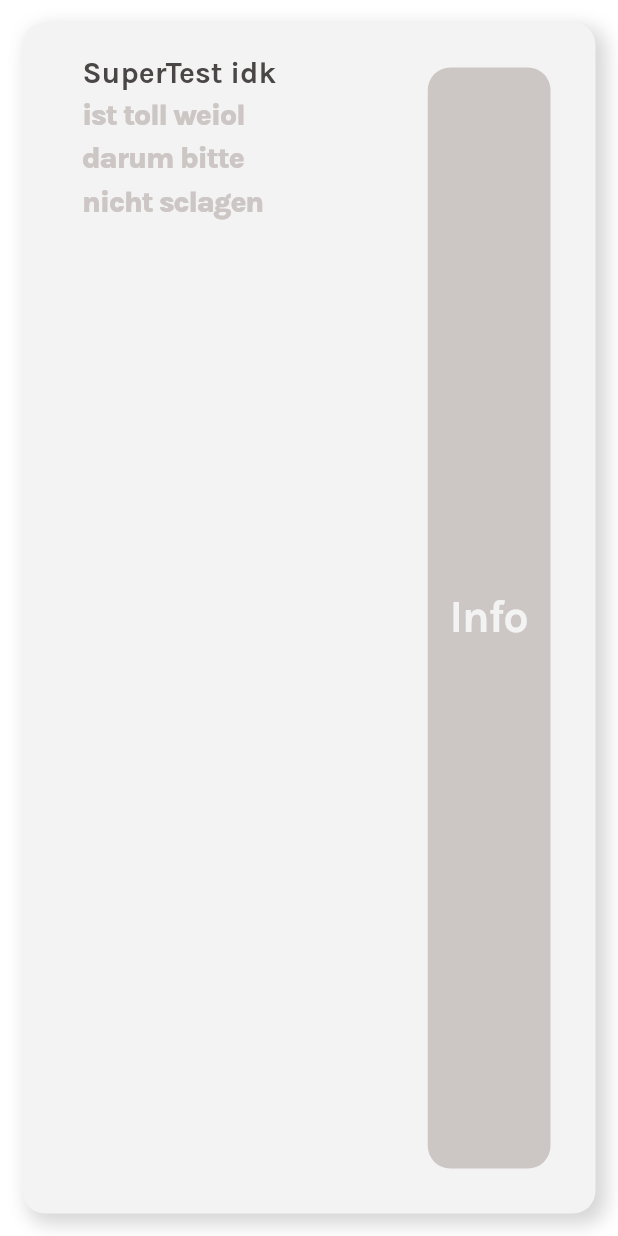
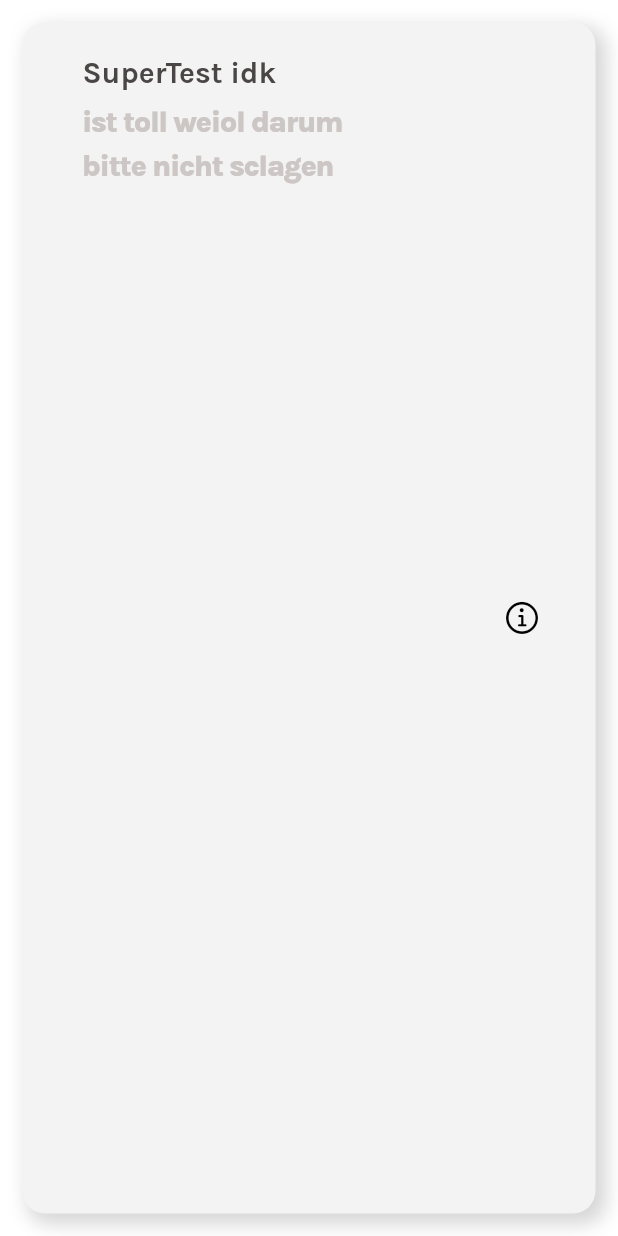
Before and after one commit to iloveproggen/relatee-frontend, a Flutter app: the Routinenitems widget shown alone on an empty page, opened directly, on a phone screen of 412 x 824 dp. Run offline on Flutter 3.47's test engine with Material 3 defaults, Android fonts, the phone set to English and light mode, and no system bars; our stand-ins replace flutter_svg, get, graphql_flutter, shared_preferences; accounts and stored records are empty.

Commit message:
bisschen besser

```diff
--- a/frontend_v1/lib/routine.dart
+++ b/frontend_v1/lib/routine.dart
@@ -1,3 +1,4 @@
+import 'package:flutter/cupertino.dart';
 import 'package:flutter/material.dart';
 import 'package:get/get_utils/src/extensions/internacionalization.dart';
 
@@ -67,14 +68,17 @@ class Routinenitems extends StatelessWidget {
               children: [
                 Container(
                   constraints: const BoxConstraints(maxWidth: 150),
-                  child: Text(routineName,
-                      style: Theme.of(context)
-                          .textTheme
-                          .bodySmall
-                          ?.copyWith(fontWeight: FontWeight.bold)),
+                  child: Padding(
+                    padding: const EdgeInsets.only(bottom: 5),
+                    child: Text(routineName,
+                        style: Theme.of(context)
+                            .textTheme
+                            .bodySmall
+                            ?.copyWith(fontWeight: FontWeight.bold)),
+                  ),
                 ),
                 Container(
-                  constraints: const BoxConstraints(maxWidth: 150),
+                  constraints: const BoxConstraints(maxWidth: 200),
                   child: Text(
                     routineDescription,
                     style: const TextStyle(
@@ -88,28 +92,13 @@ class Routinenitems extends StatelessWidget {
             ),
           ),
           Padding(
-            padding: const EdgeInsets.all(10),
-            child: Container(
-                decoration: BoxDecoration(
-                  borderRadius: const BorderRadius.all(Radius.circular(15)),
-                  color: colMid,
-                ),
-                child: Padding(
-                  padding:
-                      EdgeInsets.only(top: 10, bottom: 10, left: 15, right: 15),
-                  child: Align(
-                    alignment: Alignment.center,
-                    child: Text(
-                      "Info",
-                      style: TextStyle(
-                          fontFamily: "Karla",
-                          fontSize: 30,
-                          fontWeight: FontWeight.bold,
-                          color: Theme.of(context).colorScheme.background),
-                    ),
-                  ),
-                )),
-          )
+              padding: const EdgeInsets.all(5),
+              child: IconButton(
+                  onPressed: () {},
+                  icon: Icon(
+                    CupertinoIcons.info,
+                    size: 25,
+                  )))
         ],
       ),
     );
```
